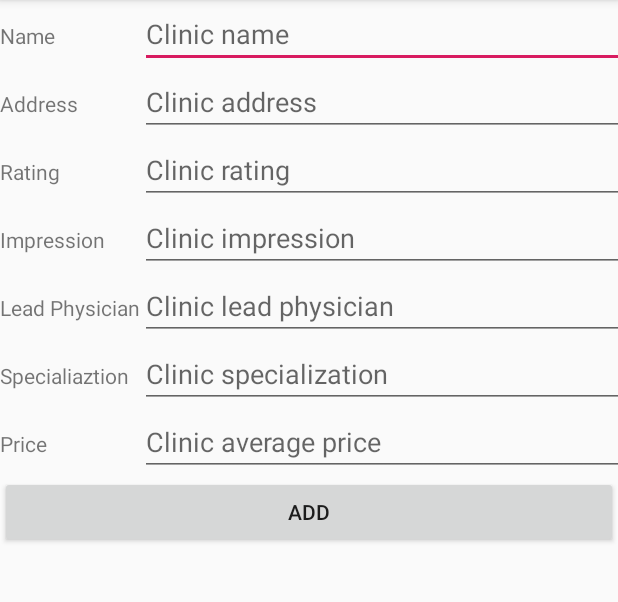
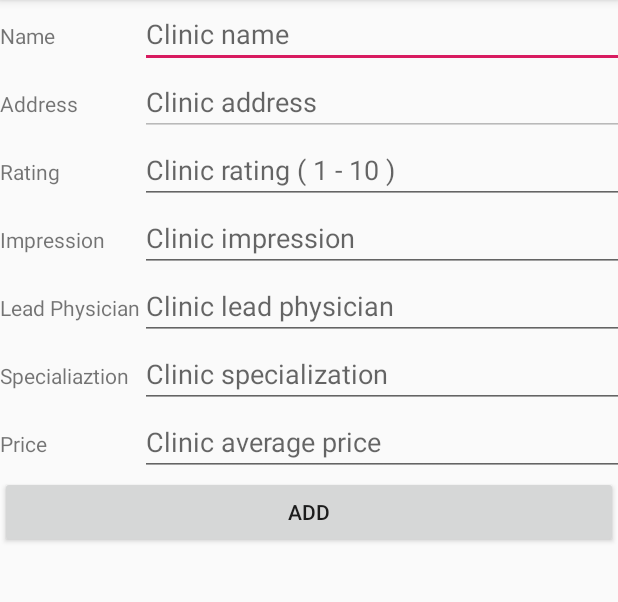
Before and after one commit to usagi123/Nearby-clinic, an Android app: the AddClinicActivity screen opened directly, with no data from a screen before it, after a tap on "ADD", on a phone screen of 412 x 824 dp, the part 84-686 px from its top. Run offline under Robolectric (Android 15) with nearby library versions, the phone set to English and light mode, and no system bars; 1 statement that could not run was skipped.

Commit message:
add rating try catch range from 1-10

```diff
--- a/app/src/main/java/com/example/imhikarucat/myapplication/AddClinicActivity.java
+++ b/app/src/main/java/com/example/imhikarucat/myapplication/AddClinicActivity.java
@@ -49,14 +49,20 @@ public class AddClinicActivity extends AppCompatActivity {
         editSpecialization = findViewById(R.id.clinicSpecialization);
         editAveragePrice = findViewById(R.id.clinicPrice);
         editAddress.setText(address);
-
-
+        editAddress.setEnabled(false);
+        /*
+        Users cannot change this input as their address was generated by their selected lat long.
+        It does not makes any sense as they selected the lat long on the map view and changed the address later.
+        If users wished to do so, back out and change where they selected on map view.
+        */
     }
 
     public void onConfirmAddClinic(View view) {
         if (editName.getText().toString().equals("") || editRating.getText().toString().equals("") || editImpression.getText().toString().equals("")
                 || editLead.getText().toString().equals("") || editSpecialization.getText().toString().equals("") || editAveragePrice.getText().toString().equals("")) {
             Toast.makeText(AddClinicActivity.this, "There is empty field", Toast.LENGTH_SHORT).show();
+        } else if (Integer.parseInt(editRating.getText().toString()) > 10 || Integer.parseInt(editRating.getText().toString()) < 1) {
+            Toast.makeText(AddClinicActivity.this, "Invalid rating input", Toast.LENGTH_SHORT).show();
         } else {
             clinic.name = editName.getText().toString();
 //        clinic.address = address;
--- a/app/src/main/java/com/example/imhikarucat/myapplication/EditClinicActivity.java
+++ b/app/src/main/java/com/example/imhikarucat/myapplication/EditClinicActivity.java
@@ -75,6 +75,8 @@ public class EditClinicActivity extends AppCompatActivity {
         if (editName.getText().toString().equals("") || editRating.getText().toString().equals("") || editImpression.getText().toString().equals("")
                 || editLead.getText().toString().equals("") || editSpecialization.getText().toString().equals("") || editAveragePrice.getText().toString().equals("")) {
             Toast.makeText(EditClinicActivity.this, "There is empty field", Toast.LENGTH_SHORT).show();
+        } else if (Integer.parseInt(editRating.getText().toString()) > 10 || Integer.parseInt(editRating.getText().toString()) < 1) {
+            Toast.makeText(EditClinicActivity.this, "Invalid rating input", Toast.LENGTH_SHORT).show();
         } else {
             clinic.name = editName.getText().toString();
             clinic.rating = Integer.parseInt(editRating.getText().toString());
--- a/app/src/main/res/layout/activity_add_clinic.xml
+++ b/app/src/main/res/layout/activity_add_clinic.xml
@@ -64,7 +64,7 @@
                 android:layout_width="345dp"
                 android:layout_height="wrap_content"
                 android:ems="10"
-                android:hint="Clinic rating"
+                android:hint="Clinic rating ( 1 - 10 )"
                 android:inputType="number" />
         </TableRow>
 
--- a/app/src/main/res/layout/activity_edit_clinic.xml
+++ b/app/src/main/res/layout/activity_edit_clinic.xml
@@ -64,7 +64,7 @@
                 android:layout_width="345dp"
                 android:layout_height="wrap_content"
                 android:ems="10"
-                android:hint="Clinic rating"
+                android:hint="Clinic rating ( 1 - 10 )"
                 android:inputType="number" />
         </TableRow>
 
```
